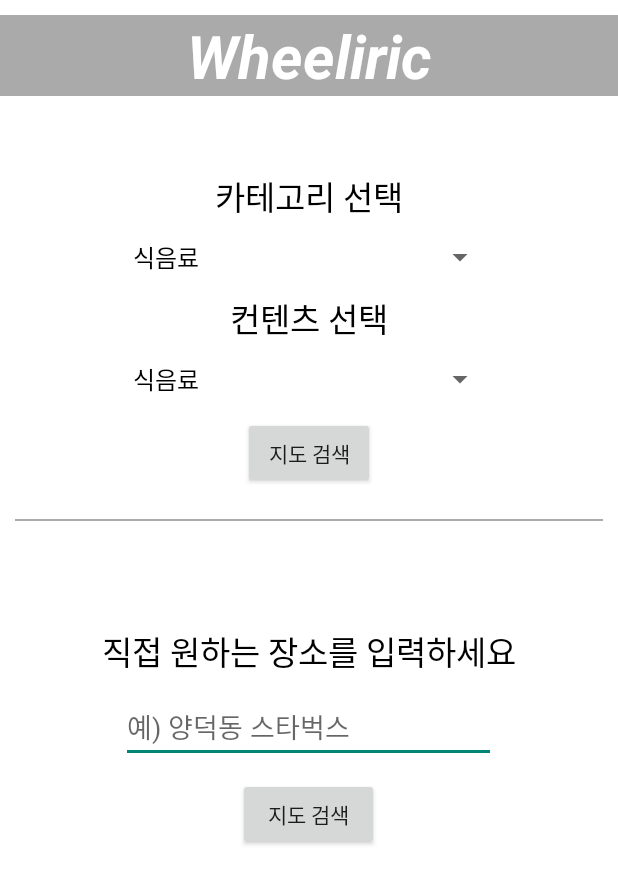
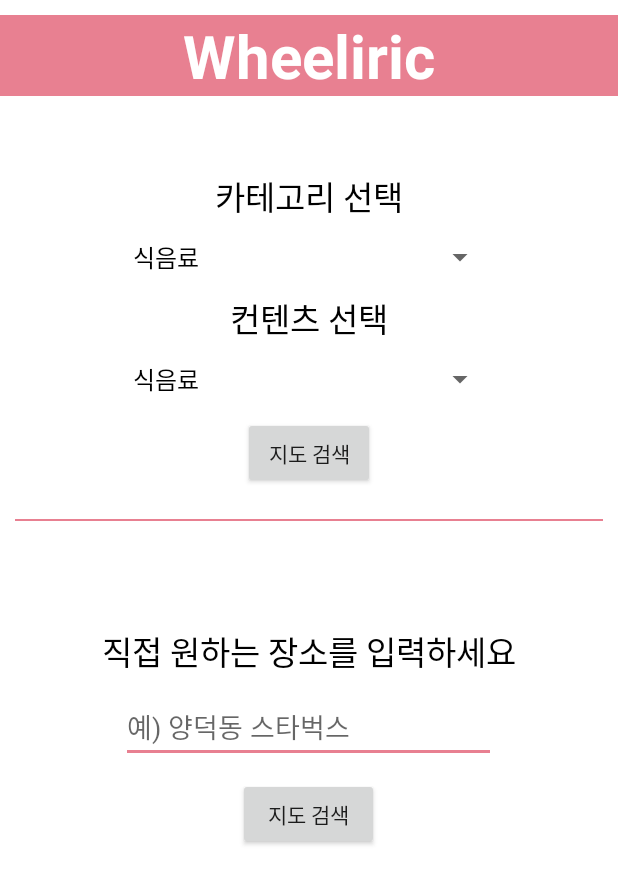
Before and after one commit to Cha-Dahee/Wheelchair, an Android app: the screen it shows after launch (MainActivity), on a phone screen of 412 x 824 dp. Shown: the top 884 px of the screen. Run offline under Robolectric (Android 15) with nearby library versions, the light colour scheme and no system bars.

Commit message:
어플 아이콘 및 디자인 색상 수정

```diff
--- a/Wheeliric/app/build.gradle
+++ b/Wheeliric/app/build.gradle
@@ -5,8 +5,8 @@ android {
     buildToolsVersion "25.0.2"
     defaultConfig {
         applicationId "org.milal.wheeliric"
-        minSdkVersion 21
-        targetSdkVersion 21
+        minSdkVersion 19
+        targetSdkVersion 19
         versionCode 1
         versionName "1.0"
         testInstrumentationRunner "android.support.test.runner.AndroidJUnitRunner"
--- a/Wheeliric/app/src/main/AndroidManifest.xml
+++ b/Wheeliric/app/src/main/AndroidManifest.xml
@@ -10,7 +10,7 @@ package="org.milal.wheeliric">
 <uses-permission android:name="android.permission.READ_OWNER_DATA"></uses-permission>
 <uses-permission android:name="android.permission.ACCESS_NETWORK_STATE"></uses-permission>
 
-<application android:allowBackup="true" android:icon="@drawable/icon" android:label="@string/app_name"
+<application android:allowBackup="true" android:icon="@drawable/wheeliric4" android:label="@string/app_name"
     android:supportsRtl="true" android:theme="@style/AppTheme">
     <meta-data android:name="com.google.android.geo.API_KEY" android:value="AIzaSyBLCzWp7yh-mkfoZ5-Mwt9iID8la5_rvxM" />
 
--- a/Wheeliric/app/src/main/java/org/milal/wheeliric/InfoFragment.java
+++ b/Wheeliric/app/src/main/java/org/milal/wheeliric/InfoFragment.java
@@ -25,6 +25,8 @@ public class InfoFragment extends Fragment {
     final static String ULSAN = "ULSAN";
     final static String GYEONGGI = "GYEONGGI";
     final static String TOUR = "TOUR";
+    final static String GWANGJOO = "GWANGJOO";
+    final static String GWANGJOO_FOOD = "GWANGJOO_FOOD";
 
     private TMapGeoAPI geo;
     private JsoupParser parser;
--- a/Wheeliric/app/src/main/java/org/milal/wheeliric/JsoupParser.java
+++ b/Wheeliric/app/src/main/java/org/milal/wheeliric/JsoupParser.java
@@ -28,6 +28,8 @@ public class JsoupParser extends AsyncTask<String, Void, Facility>{
     final static String ULSAN = "ULSAN";
     final static String GYEONGGI = "GYEONGGI";
     final static String TOUR = "TOUR";
+    final static String GWANGJOO = "GWANGJOO";
+    final static String GWANGJOO_FOOD = "GWANGJOO_FOOD";
 
     private String URL = "";
     private String CODE = "";
--- a/Wheeliric/app/src/main/java/org/milal/wheeliric/MainActivity.java
+++ b/Wheeliric/app/src/main/java/org/milal/wheeliric/MainActivity.java
@@ -1,15 +1,21 @@
 package org.milal.wheeliric;
 
+import android.content.Context;
 import android.content.Intent;
+import android.graphics.Color;
 import android.os.Bundle;
 import android.support.v7.app.AppCompatActivity;
 import android.view.KeyEvent;
 import android.view.View;
+import android.view.inputmethod.EditorInfo;
+import android.view.inputmethod.InputMethodManager;
 import android.widget.AdapterView;
 import android.widget.ArrayAdapter;
 import android.widget.Button;
 import android.widget.EditText;
+import android.widget.LinearLayout;
 import android.widget.Spinner;
+import android.widget.TextView;
 import android.widget.Toast;
 
 /**
@@ -35,14 +41,28 @@ public class MainActivity extends AppCompatActivity {
         final Button btn2 = (Button) findViewById(R.id.goMap2);
         final EditText text = (EditText) findViewById(R.id.search);
 
+        text.setHighlightColor(Color.parseColor("#e88091"));
+        text.setLinkTextColor(Color.parseColor("#e88091"));
+        text.setOnEditorActionListener(new TextView.OnEditorActionListener(){
 
-        text.setOnKeyListener(new View.OnKeyListener() {
             @Override
-            public boolean onKey(View v, int keyCode, KeyEvent event) {
-                if(keyCode == event.KEYCODE_ENTER){
-                    return true;
+            public boolean onEditorAction(TextView v, int actionId, KeyEvent event) {
+                switch(actionId){
+                    case EditorInfo.IME_ACTION_DONE:
+                        InputMethodManager imm = (InputMethodManager) getSystemService(Context.INPUT_METHOD_SERVICE);
+                        imm.hideSoftInputFromWindow(text.getWindowToken(), 0);
+                    break;
                 }
                 return false;
+            }
+        });
+
+        LinearLayout main = (LinearLayout) findViewById(R.id.main);
+        main.setOnClickListener(new View.OnClickListener() {
+            @Override
+            public void onClick(View v) {
+                InputMethodManager imm = (InputMethodManager) getSystemService(Context.INPUT_METHOD_SERVICE);
+                imm.hideSoftInputFromWindow(text.getWindowToken(), 0);
             }
         });
 
--- a/Wheeliric/app/src/main/java/org/milal/wheeliric/NewActivity.java
+++ b/Wheeliric/app/src/main/java/org/milal/wheeliric/NewActivity.java
@@ -1,5 +1,6 @@
 package org.milal.wheeliric;
 
+import android.graphics.Color;
 import android.os.Bundle;
 import android.support.design.widget.TabLayout;
 import android.support.v4.app.Fragment;
@@ -30,6 +31,8 @@ public class NewActivity extends AppCompatActivity{
         viewPager.setAdapter(pagerAdapter);
 
         TabLayout tabLayout = (TabLayout) findViewById(R.id.tabs);
+        tabLayout.setTabTextColors(Color.GRAY, (Color.parseColor("#e88091")));
+        tabLayout.setSelectedTabIndicatorColor((Color.parseColor("#e88091")));
         tabLayout.setupWithViewPager(viewPager);
     }
 }
--- a/Wheeliric/app/src/main/res/layout/activity_main.xml
+++ b/Wheeliric/app/src/main/res/layout/activity_main.xml
@@ -3,7 +3,8 @@
     android:orientation="vertical"
     android:layout_width="match_parent"
     android:layout_height="match_parent"
-    android:background="#FFFFFF">
+    android:background="#FFFFFF"
+    android:id="@+id/main">
 
     <TextView
         android:layout_width="match_parent"
@@ -13,9 +14,9 @@
         android:textAppearance="?android:textAppearanceLarge"
         android:textColor="@android:color/white"
         android:textAlignment="center"
-        android:background="@android:color/darker_gray"
+        android:background="#e88091"
         android:textSize="40sp"
-        android:textStyle="bold|italic" />
+        android:textStyle="bold" />
 
     <TextView
         android:layout_marginTop="50dp"
@@ -68,7 +69,7 @@
         android:layout_height="1dp"
         android:layout_marginLeft="10dp"
         android:layout_marginRight="10dp"
-        android:background="@android:color/darker_gray"
+        android:background="#e88091"
         android:gravity="center_vertical|center_horizontal" />
 
     <TextView
@@ -90,7 +91,11 @@
         android:textColor="#000000"
         android:hint="예) 양덕동 스타벅스"
         android:lineSpacingExtra="1.2sp"
-        android:lines="1" />
+        android:lines="1"
+        android:textCursorDrawable="@android:color/darker_gray"
+        android:backgroundTint="#e88091"
+        android:inputType="text"
+        android:imeOptions="actionDone"/>
 
     <Button
         android:layout_height="wrap_content"
--- a/Wheeliric/app/src/main/res/layout/activity_new.xml
+++ b/Wheeliric/app/src/main/res/layout/activity_new.xml
@@ -6,7 +6,8 @@
     <android.support.design.widget.TabLayout
         android:id="@+id/tabs"
         android:layout_width="match_parent"
-        android:layout_height="wrap_content" />
+        android:layout_height="wrap_content"
+        />
 
     <android.support.v4.view.ViewPager
         android:id="@+id/viewpager"
--- a/Wheeliric/app/src/main/res/layout/activity_review.xml
+++ /dev/null
@@ -1,6 +0,0 @@
-<?xml version="1.0" encoding="utf-8"?>
-<LinearLayout xmlns:android="http://schemas.android.com/apk/res/android"
-    android:orientation="vertical" android:layout_width="match_parent"
-    android:layout_height="match_parent">
-
-</LinearLayout>
--- a/Wheeliric/app/src/main/res/layout/fragment_review.xml
+++ b/Wheeliric/app/src/main/res/layout/fragment_review.xml
@@ -36,6 +36,7 @@
                 android:id="@+id/write"
                 android:text="WRITE"
                 android:background="@drawable/shape"/>
+
             <ImageView
                 android:layout_width="wrap_content"
                 android:layout_height="wrap_content"
```
Also changed, not shown: Wheeliric/app/src/main/res/drawable/wheeliric4.png (added).
